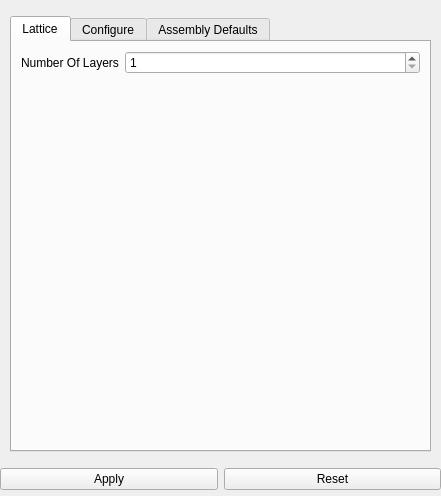
First picture: the form in Application/qInputPropertiesWidget.ui, repository Sprunth/RGG, before the edit.
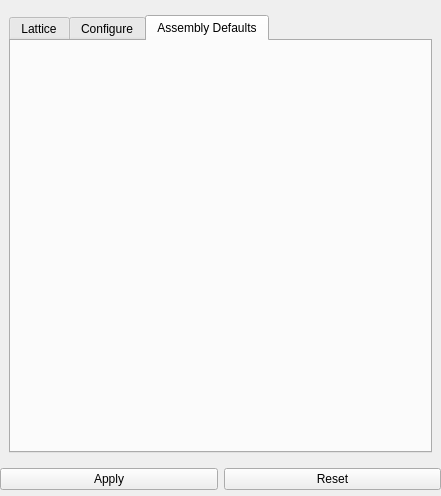
Second picture: the form after the edit. The open tabs and pages were chosen to show the change.

Commit message: remove duplicated code

Diff of the .ui file:
```diff
--- a/Application/qInputPropertiesWidget.ui
+++ b/Application/qInputPropertiesWidget.ui
@@ -148,108 +148,7 @@
             <number>0</number>
            </property>
            <item row="0" column="0">
-            <layout class="QVBoxLayout" name="rectCoreDefaults"/>
-           </item>
-          </layout>
-         </widget>
-        </widget>
-       </item>
-      </layout>
-     </widget>
-     <widget class="QWidget" name="pageHexCore">
-      <layout class="QGridLayout" name="gridLayout_4">
-       <property name="margin">
-        <number>10</number>
-       </property>
-       <item row="0" column="0">
-        <widget class="QTabWidget" name="HexCore">
-         <property name="enabled">
-          <bool>true</bool>
-         </property>
-         <property name="sizePolicy">
-          <sizepolicy hsizetype="Preferred" vsizetype="Preferred">
-           <horstretch>0</horstretch>
-           <verstretch>0</verstretch>
-          </sizepolicy>
-         </property>
-         <property name="minimumSize">
-          <size>
-           <width>220</width>
-           <height>300</height>
-          </size>
-         </property>
-         <property name="currentIndex">
-          <number>0</number>
-         </property>
-         <widget class="QWidget" name="tab">
-          <attribute name="title">
-           <string>Lattice</string>
-          </attribute>
-          <layout class="QGridLayout" name="gridLayout_10">
-           <item row="0" column="0">
-            <widget class="QLabel" name="label_32">
-             <property name="sizePolicy">
-              <sizepolicy hsizetype="Fixed" vsizetype="Preferred">
-               <horstretch>0</horstretch>
-               <verstretch>0</verstretch>
-              </sizepolicy>
-             </property>
-             <property name="text">
-              <string>Number Of Layers</string>
-             </property>
-            </widget>
-           </item>
-           <item row="0" column="1">
-            <widget class="QSpinBox" name="hexLattice">
-             <property name="minimum">
-              <number>1</number>
-             </property>
-            </widget>
-           </item>
-           <item row="1" column="0" colspan="2">
-            <spacer name="verticalSpacer_2">
-             <property name="orientation">
-              <enum>Qt::Vertical</enum>
-             </property>
-             <property name="sizeHint" stdset="0">
-              <size>
-               <width>20</width>
-               <height>40</height>
-              </size>
-             </property>
-            </spacer>
-           </item>
-          </layout>
-         </widget>
-         <widget class="QWidget" name="hexCoreConfig">
-          <property name="acceptDrops">
-           <bool>false</bool>
-          </property>
-          <property name="layoutDirection">
-           <enum>Qt::LeftToRight</enum>
-          </property>
-          <attribute name="title">
-           <string>Configure</string>
-          </attribute>
-          <layout class="QGridLayout" name="gridLayout_21">
-           <property name="margin">
-            <number>2</number>
-           </property>
-           <item row="0" column="0">
-            <layout class="QVBoxLayout" name="hexCoreConfLayout"/>
-           </item>
-          </layout>
-         </widget>
-         <widget class="QWidget" name="tab_5">
-          <attribute name="title">
-           <string>Assembly Defaults</string>
-          </attribute>
-          <layout class="QGridLayout" name="gridLayout_6">
-           <property name="margin">
-            <number>0</number>
-           </property>
-           <item row="0" column="0">
-            <layout class="QHBoxLayout" name="hexCoreDefaults"/>
+            <layout class="QVBoxLayout" name="CoreDefaults"/>
            </item>
           </layout>
          </widget>
```
Left out of the diff: 151 changed lines with no effect on the pictures. The commit also changes 2 other files.
